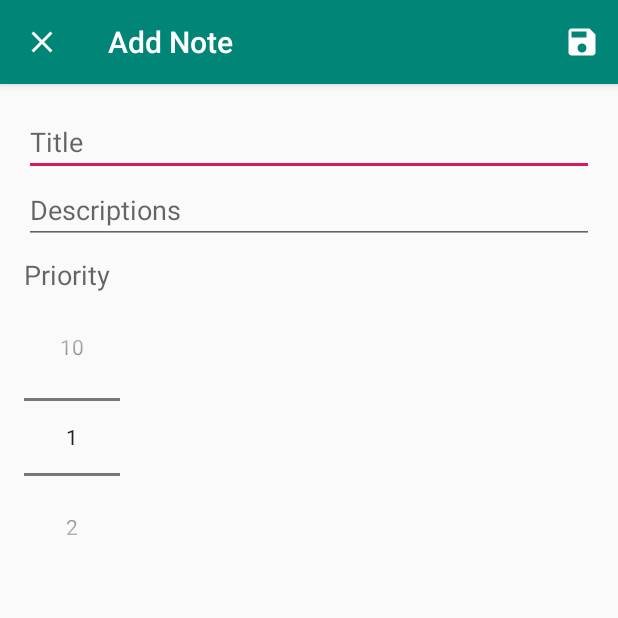
After one commit to masheransari/MVVM-Tutotials, an Android app: the AddNoteActivity screen opened directly, with no data from a screen before it, on a phone screen of 412 x 824 dp, the top half of it. The commit adds this screen. Run offline under Robolectric (Android 15) with nearby library versions, the phone set to English and light mode, and no system bars.

Commit message:
Code updated and done working on Architecture Example

```diff
--- /dev/null
+++ b/ArchitectureExample/app/src/main/java/com/org/dotinfiny/architectureexample/AddNoteActivity.java
@@ -0,0 +1,74 @@
+package com.org.dotinfiny.architectureexample;
+
+import androidx.annotation.NonNull;
+import androidx.appcompat.app.AppCompatActivity;
+
+import android.content.Intent;
+import android.os.Bundle;
+import android.view.Menu;
+import android.view.MenuInflater;
+import android.view.MenuItem;
+import android.widget.EditText;
+import android.widget.NumberPicker;
+import android.widget.Toast;
+
+public class AddNoteActivity extends AppCompatActivity {
+
+    public static final String EXTRA_TITLE = "com.org.dotinfiny.architectureexample.EXTRA_TITLE";
+    public static final String EXTRA_DESC = "com.org.dotinfiny.architectureexample.EXTRA_DESC";
+    public static final String EXTRA_PRIORITY = "com.org.dotinfiny.architectureexample.EXTRA_PRIORITY";
+    private EditText etTextTitle, etTextDesc;
+    private NumberPicker numberPicker;
+
+    @Override
+    protected void onCreate(Bundle savedInstanceState) {
+        super.onCreate(savedInstanceState);
+        setContentView(R.layout.activity_add_note);
+        etTextTitle = (EditText) findViewById(R.id.edit_text_title);
+        etTextDesc = (EditText) findViewById(R.id.edit_text_description);
+        numberPicker = (NumberPicker) findViewById(R.id.number_picker_priority);
+
+        numberPicker.setMinValue(1);
+        numberPicker.setMaxValue(10);
+        getSupportActionBar().setHomeAsUpIndicator(R.drawable.ic_close);
+        setTitle("Add Note");
+    }
+
+    private void saveNote() {
+        String title = etTextTitle.getText().toString();
+        String desc = etTextDesc.getText().toString();
+        int priority = numberPicker.getValue();
+
+        if (title.trim().isEmpty() || desc.trim().isEmpty()) {
+            Toast.makeText(this, "Please Insert a title and description", Toast.LENGTH_SHORT).show();
+            return;
+        }
+//        Toast.makeText(this, "Saved Note", Toast.LENGTH_SHORT).show();
+
+        Intent data = new Intent();
+        data.putExtra(EXTRA_TITLE, title);
+        data.putExtra(EXTRA_DESC, desc);
+        data.putExtra(EXTRA_PRIORITY, priority);
+
+        setResult(RESULT_OK, data);
+        finish();
+    }
+
+    @Override
+    public boolean onCreateOptionsMenu(Menu menu) {
+        MenuInflater menuInflater = getMenuInflater();
+        menuInflater.inflate(R.menu.add_note_menu, menu);
+        return true;
+    }
+
+    @Override
+    public boolean onOptionsItemSelected(@NonNull MenuItem item) {
+        switch (item.getItemId()) {
+            case R.id.save_note:
+                saveNote();
+                return true;
+            default:
+                return super.onOptionsItemSelected(item);
+        }
+    }
+}
--- a/ArchitectureExample/app/src/main/java/com/org/dotinfiny/architectureexample/DatabaseOperation/NoteDatabase.java
+++ b/ArchitectureExample/app/src/main/java/com/org/dotinfiny/architectureexample/DatabaseOperation/NoteDatabase.java
@@ -31,7 +31,7 @@ public abstract class NoteDatabase extends RoomDatabase {
         public void onCreate(@NonNull SupportSQLiteDatabase db) {
             super.onCreate(db);
             //Call this populate class to insert data in database
-            new PopulateDbAsyncTask(instance).execute();
+//            new PopulateDbAsyncTask(instance).execute();
         }
 
         @Override
--- /dev/null
+++ b/ArchitectureExample/app/src/main/res/drawable/ic_add.xml
@@ -0,0 +1,5 @@
+<vector android:height="24dp" android:tint="#FFFFFF"
+    android:viewportHeight="24.0" android:viewportWidth="24.0"
+    android:width="24dp" xmlns:android="http://schemas.android.com/apk/res/android">
+    <path android:fillColor="#FF000000" android:pathData="M19,13h-6v6h-2v-6H5v-2h6V5h2v6h6v2z"/>
+</vector>
--- /dev/null
+++ b/ArchitectureExample/app/src/main/res/drawable/ic_close.xml
@@ -0,0 +1,5 @@
+<vector android:height="24dp" android:tint="#FFFFFF"
+    android:viewportHeight="24.0" android:viewportWidth="24.0"
+    android:width="24dp" xmlns:android="http://schemas.android.com/apk/res/android">
+    <path android:fillColor="#FF000000" android:pathData="M19,6.41L17.59,5 12,10.59 6.41,5 5,6.41 10.59,12 5,17.59 6.41,19 12,13.41 17.59,19 19,17.59 13.41,12z"/>
+</vector>
--- /dev/null
+++ b/ArchitectureExample/app/src/main/res/drawable/ic_save.xml
@@ -0,0 +1,5 @@
+<vector android:height="24dp" android:tint="#FFFFFF"
+    android:viewportHeight="24.0" android:viewportWidth="24.0"
+    android:width="24dp" xmlns:android="http://schemas.android.com/apk/res/android">
+    <path android:fillColor="#FF000000" android:pathData="M17,3L5,3c-1.11,0 -2,0.9 -2,2v14c0,1.1 0.89,2 2,2h14c1.1,0 2,-0.9 2,-2L21,7l-4,-4zM12,19c-1.66,0 -3,-1.34 -3,-3s1.34,-3 3,-3 3,1.34 3,3 -1.34,3 -3,3zM15,9L5,9L5,5h10v4z"/>
+</vector>
--- /dev/null
+++ b/ArchitectureExample/app/src/main/res/layout/activity_add_note.xml
@@ -0,0 +1,37 @@
+<?xml version="1.0" encoding="utf-8"?>
+<LinearLayout xmlns:android="http://schemas.android.com/apk/res/android"
+    xmlns:app="http://schemas.android.com/apk/res-auto"
+    xmlns:tools="http://schemas.android.com/tools"
+    android:layout_width="match_parent"
+    android:layout_height="match_parent"
+    android:orientation="vertical"
+    android:padding="16dp"
+    tools:context=".AddNoteActivity">
+
+    <EditText
+        android:id="@+id/edit_text_title"
+        android:layout_width="match_parent"
+        android:layout_height="wrap_content"
+        android:hint="Title"
+        android:inputType="text" />
+
+    <EditText
+        android:id="@+id/edit_text_description"
+        android:layout_width="match_parent"
+        android:layout_height="wrap_content"
+        android:hint="Descriptions"
+        android:inputType="textMultiLine" />
+
+    <TextView
+        android:layout_width="wrap_content"
+        android:layout_height="wrap_content"
+        android:layout_marginTop="8dp"
+        android:text="Priority"
+        android:textAppearance="@style/TextAppearance.AppCompat.Medium" />
+
+    <NumberPicker
+        android:id="@+id/number_picker_priority"
+        android:layout_width="wrap_content"
+        android:layout_marginTop="6dp"
+        android:layout_height="wrap_content" />
+</LinearLayout>
--- /dev/null
+++ b/ArchitectureExample/app/src/main/res/menu/add_note_menu.xml
@@ -0,0 +1,10 @@
+<?xml version="1.0" encoding="utf-8"?>
+<menu xmlns:android="http://schemas.android.com/apk/res/android"
+    xmlns:app="http://schemas.android.com/apk/res-auto">
+
+    <item
+        android:id="@+id/save_note"
+        android:icon="@drawable/ic_save"
+        android:title="Saved"
+        app:showAsAction="ifRoom" />
+</menu>
```
Also changed, not shown: ArchitectureExample/app/src/main/AndroidManifest.xml (+6 -1 lines), ArchitectureExample/app/src/main/java/com/org/dotinfiny/architectureexample/MainActivity.java (+28 -1 lines), ArchitectureExample/app/src/main/res/layout/activity_main.xml (+9 -2 lines).
